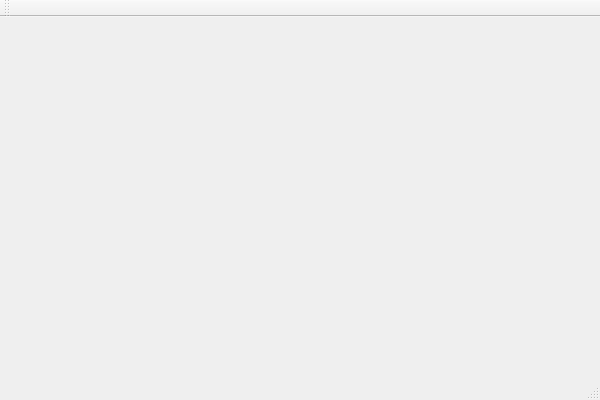
Old version of the form viewer.ui in the repository liligeng111/typesetter.
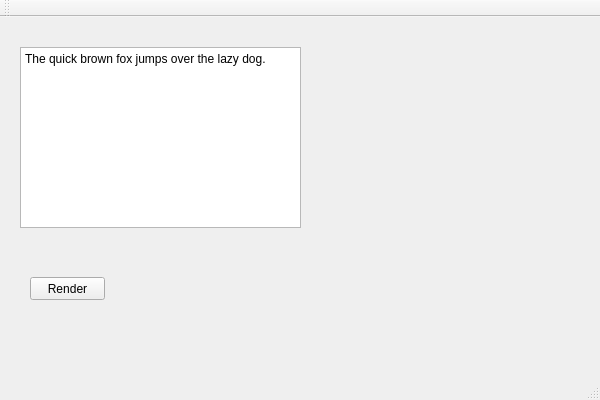
New version of the form.

What changed in the file:
```diff
--- a/viewer.ui
+++ b/viewer.ui
@@ -13,7 +13,34 @@
   <property name="windowTitle">
    <string>Typesetter</string>
   </property>
-  <widget class="QWidget" name="centralWidget"/>
+  <widget class="QWidget" name="centralWidget">
+   <widget class="QPushButton" name="renderButton">
+    <property name="geometry">
+     <rect>
+      <x>30</x>
+      <y>260</y>
+      <width>75</width>
+      <height>23</height>
+     </rect>
+    </property>
+    <property name="text">
+     <string>Render</string>
+    </property>
+   </widget>
+   <widget class="QPlainTextEdit" name="plainTextEdit">
+    <property name="geometry">
+     <rect>
+      <x>20</x>
+      <y>30</y>
+      <width>281</width>
+      <height>181</height>
+     </rect>
+    </property>
+    <property name="plainText">
+     <string>The quick brown fox jumps over the lazy dog.</string>
+    </property>
+   </widget>
+  </widget>
   <widget class="QMenuBar" name="menuBar">
    <property name="geometry">
     <rect>
```
